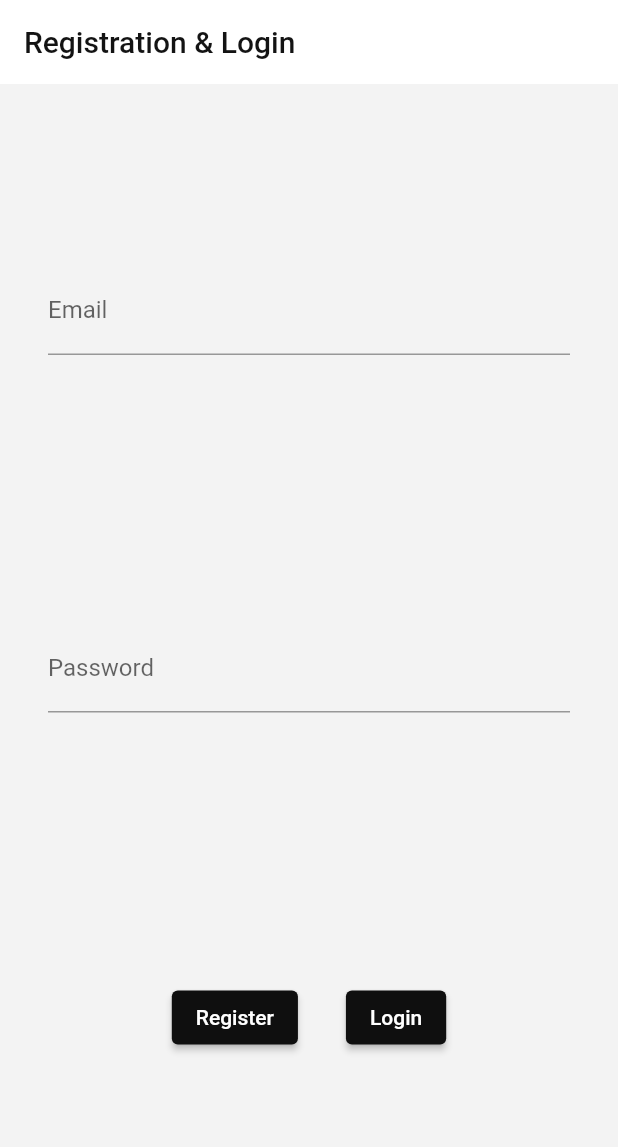
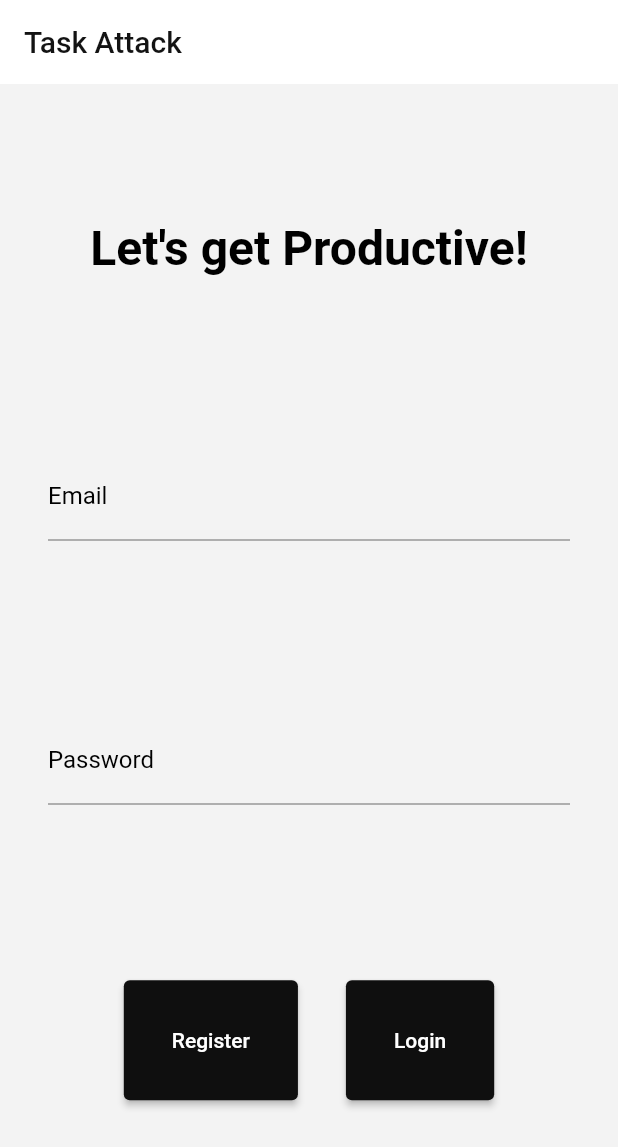
Before and after one commit to rayherna18/taskapp, a Flutter app: the screen it shows after launch, on a phone screen of 412 x 824 dp. Shown: the top 1147 px of the screen. Run offline on Flutter 3.47's test engine with Material 2 defaults, Android fonts, the phone set to English and light mode, and no system bars; our stand-ins replace cloud_firestore, firebase_auth, firebase_core; accounts and stored records are empty.

Commit message:
added font and some additional fixes with adding tasks

```diff
--- a/lib/main.dart
+++ b/lib/main.dart
@@ -101,22 +101,45 @@ class _AuthScreenState extends State<AuthScreen> {
   @override
   Widget build(BuildContext context) {
     return Scaffold(
-      appBar: AppBar(title: const Text('Registration & Login')),
+      appBar: AppBar(
+          title: const Text(
+        'Task Attack',
+        textAlign: TextAlign.center,
+      )),
       body: Padding(
         padding: const EdgeInsets.all(32.0),
         child:
             Column(mainAxisAlignment: MainAxisAlignment.spaceAround, children: [
+          const Text(
+            'Let\'s get Productive!',
+            style: TextStyle(
+                fontSize: 32,
+                fontWeight: FontWeight.bold,
+                fontFamily: 'Roboto',
+                color: Colors.black),
+          ),
           TextField(
             controller: _emailController,
             decoration: const InputDecoration(
               labelText: 'Email',
+              labelStyle: TextStyle(color: Colors.black),
+              focusedBorder: UnderlineInputBorder(
+                borderSide: BorderSide(color: Colors.black),
+              ),
             ),
             cursorColor: Colors.black,
           ),
           TextField(
             controller: _passwordController,
-            decoration: const InputDecoration(labelText: 'Password'),
+            decoration: const InputDecoration(
+              labelText: 'Password',
+              labelStyle: TextStyle(color: Colors.black),
+              focusedBorder: UnderlineInputBorder(
+                borderSide: BorderSide(color: Colors.black),
+              ),
+            ),
             obscureText: true,
+            cursorColor: Colors.black,
           ),
           Row(
             mainAxisAlignment: MainAxisAlignment.center,
@@ -124,18 +147,22 @@ class _AuthScreenState extends State<AuthScreen> {
               ElevatedButton(
                 onPressed: _register,
                 style: ButtonStyle(
-                  backgroundColor: MaterialStateProperty.all<Color>(
-                      const Color.fromARGB(255, 15, 15, 15)),
-                ),
+                    backgroundColor: MaterialStateProperty.all<Color>(
+                        const Color.fromARGB(255, 15, 15, 15)),
+                    padding: MaterialStateProperty.all<EdgeInsetsGeometry>(
+                      const EdgeInsets.all(32),
+                    )),
                 child: const Text('Register'),
               ),
               const SizedBox(width: 32),
               ElevatedButton(
                 onPressed: _login,
                 style: ButtonStyle(
-                  backgroundColor: MaterialStateProperty.all<Color>(
-                      const Color.fromARGB(255, 15, 15, 15)),
-                ),
+                    backgroundColor: MaterialStateProperty.all<Color>(
+                        const Color.fromARGB(255, 15, 15, 15)),
+                    padding: MaterialStateProperty.all<EdgeInsetsGeometry>(
+                      const EdgeInsets.all(32),
+                    )),
                 child: const Text('Login'),
               ),
             ],
```
Also changed, not shown: lib/tasks.dart (+39 -16 lines), pubspec.yaml (+10 -6 lines), assets/fonts/Merriweather-Black.ttf (added), assets/fonts/Merriweather-BlackItalic.ttf (added), assets/fonts/Merriweather-Bold.ttf (added), assets/fonts/Merriweather-BoldItalic.ttf (added), assets/fonts/Merriweather-Italic.ttf (added), assets/fonts/Merriweather-Light.ttf (added), assets/fonts/Merriweather-LightItalic.ttf (added), assets/fonts/Merriweather-Regular.ttf (added), 1 other file.
